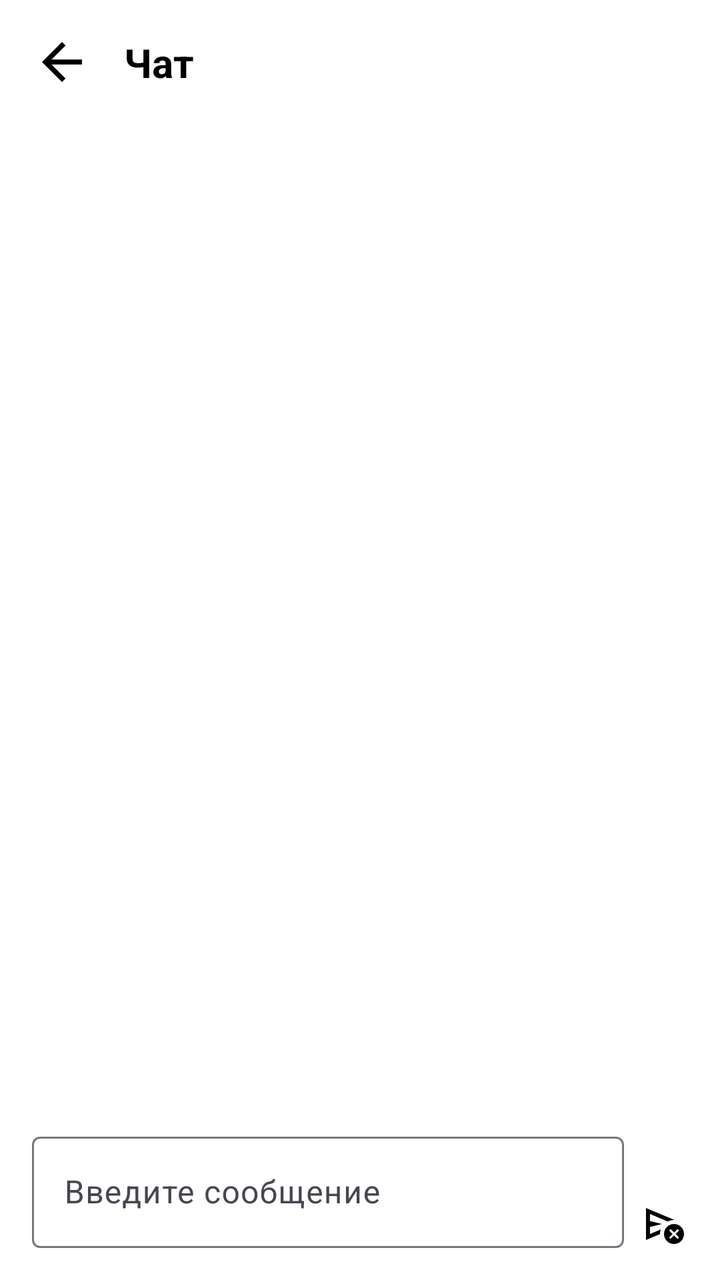
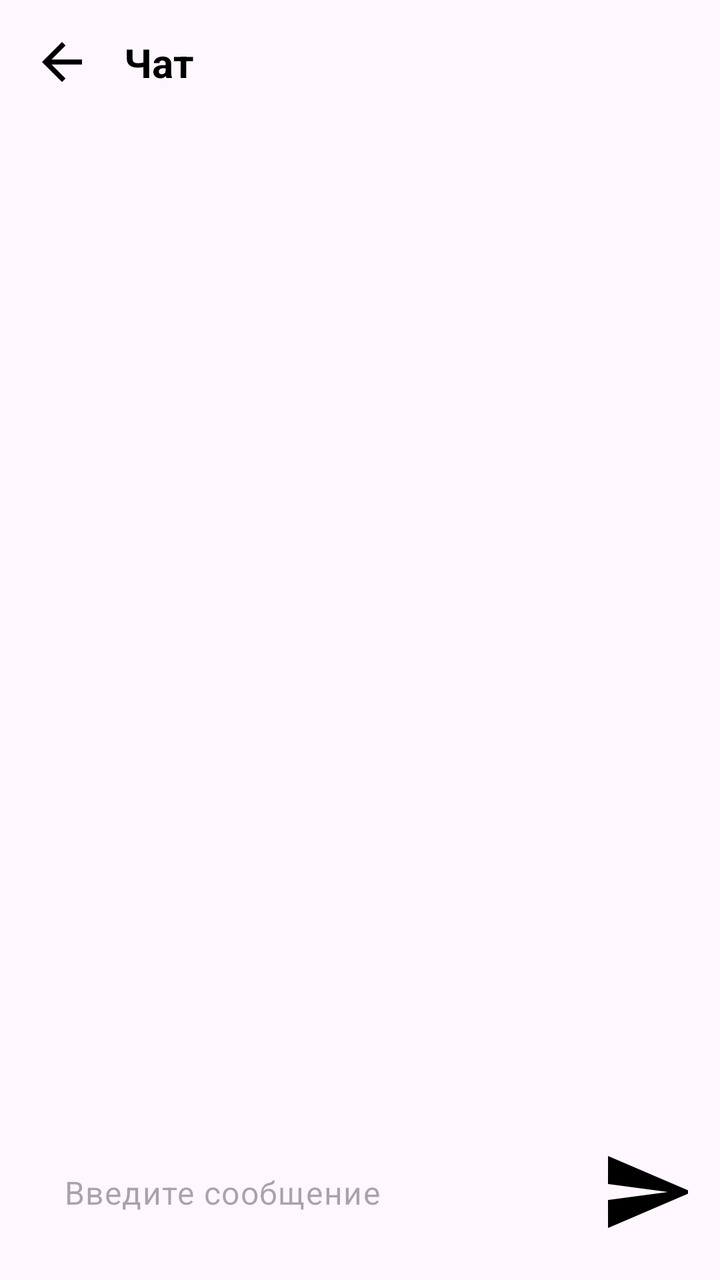

Compare the two renders of this Android layout. The source of the first and the diff that turns it into the second are given below.
<!-- AndroidManifest.xml: application theme Theme.AutoschoolBTGP -->
<!-- res/layout/activity_chat.xml -->
<?xml version="1.0" encoding="utf-8"?>
<androidx.constraintlayout.widget.ConstraintLayout
    xmlns:android="http://schemas.android.com/apk/res/android"
    xmlns:app="http://schemas.android.com/apk/res-auto"
    android:id="@+id/main"
    android:layout_width="match_parent"
    android:layout_height="match_parent"
    android:background="@color/white">

    
    <ImageButton
        android:id="@+id/btn_back"
        android:layout_width="wrap_content"
        android:layout_height="wrap_content"
        android:layout_marginStart="16dp"
        android:layout_marginTop="16dp"
        android:background="?attr/selectableItemBackgroundBorderless"
        android:src="@drawable/back"
        android:contentDescription="Назад"
        app:layout_constraintStart_toStartOf="parent"
        app:layout_constraintTop_toTopOf="parent" />

    
    <TextView
        android:id="@+id/text_chat_title"
        android:layout_width="0dp"
        android:layout_height="wrap_content"
        android:layout_marginStart="16dp"
        android:layout_marginEnd="16dp"
        android:text="Чат"
        android:textSize="20sp"
        android:textStyle="bold"
        android:textColor="@color/black"
        android:ellipsize="end"
        android:maxLines="1"
        app:layout_constraintStart_toEndOf="@id/btn_back"
        app:layout_constraintEnd_toEndOf="parent"
        app:layout_constraintTop_toTopOf="@id/btn_back"
        app:layout_constraintBottom_toBottomOf="@id/btn_back" />

    
    <androidx.recyclerview.widget.RecyclerView
        android:id="@+id/recycler_view_messages"
        android:layout_width="0dp"
        android:layout_height="0dp"
        android:layout_marginTop="16dp"
        android:layout_marginBottom="16dp"
        app:layout_constraintTop_toBottomOf="@id/btn_back"
        app:layout_constraintStart_toStartOf="parent"
        app:layout_constraintEnd_toEndOf="parent"
        app:layout_constraintBottom_toTopOf="@id/input_layout_message" />

    
    <ProgressBar
        android:id="@+id/progress_bar"
        android:layout_width="wrap_content"
        android:layout_height="wrap_content"
        android:visibility="gone"
        app:layout_constraintTop_toTopOf="parent"
        app:layout_constraintStart_toStartOf="parent"
        app:layout_constraintEnd_toEndOf="parent"
        app:layout_constraintBottom_toBottomOf="parent" />

    
    <com.google.android.material.textfield.TextInputLayout
        android:id="@+id/input_layout_message"
        android:layout_width="0dp"
        android:layout_height="wrap_content"
        android:layout_marginStart="16dp"
        android:layout_marginEnd="8dp"
        android:layout_marginBottom="16dp"
        app:layout_constraintStart_toStartOf="parent"
        app:layout_constraintEnd_toStartOf="@id/btn_send"
        app:layout_constraintBottom_toBottomOf="parent">

        <com.google.android.material.textfield.TextInputEditText
            android:id="@+id/edit_text_message"
            android:layout_width="match_parent"
            android:layout_height="wrap_content"
            android:hint="Введите сообщение"
            android:inputType="textMultiLine"
            android:maxLines="4" />

    </com.google.android.material.textfield.TextInputLayout>

    
    <ImageButton
        android:id="@+id/btn_send"
        android:layout_width="wrap_content"
        android:layout_height="wrap_content"
        android:layout_marginEnd="16dp"
        android:layout_marginBottom="16dp"
        android:background="?attr/selectableItemBackgroundBorderless"
        android:src="@drawable/send"
        android:contentDescription="Отправить"
        app:layout_constraintEnd_toEndOf="parent"
        app:layout_constraintBottom_toBottomOf="parent" />

</androidx.constraintlayout.widget.ConstraintLayout>
<!-- resources referenced by this layout -->
<resources>
  <color name="black">#FF000000</color>
  <color name="white">#FFFFFFFF</color>
  <!-- drawable back (drawable) -->
  <vector xmlns:android="http://schemas.android.com/apk/res/android" android:autoMirrored="true" android:height="30dp" android:tint="#000000" android:viewportHeight="960" android:viewportWidth="960" android:width="30dp">
        
      <path android:fillColor="@android:color/white" android:pathData="M313,520L537,744L480,800L160,480L480,160L537,216L313,440L800,440L800,520L313,520Z"/>
      
  </vector>
  <!-- drawable send (drawable) -->
  <vector xmlns:android="http://schemas.android.com/apk/res/android" android:height="24dp" android:tint="#000000" android:viewportHeight="960" android:viewportWidth="960" android:width="24dp">
        
      <path android:fillColor="@android:color/white" android:pathData="M609,779L679,709L749,779L779,749L710,680L780,610L750,580L680,650L610,580L580,610L650,680L580,750L609,779ZM120,800L120,160L692,400Q689,400 686,400Q683,400 680,400Q645,400 614,408Q583,416 554,430L200,280L200,420L440,480L200,540L200,680L416,588Q408,611 404,633.5Q400,656 400,680Q400,680 400,681Q400,682 400,682L120,800ZM680,880Q597,880 538.5,821.5Q480,763 480,680Q480,597 538.5,538.5Q597,480 680,480Q763,480 821.5,538.5Q880,597 880,680Q880,763 821.5,821.5Q763,880 680,880ZM200,588Q200,540 200,498Q200,456 200,430L200,280L200,420L200,420L200,540L200,540L200,680L200,588Z"/>
      
  </vector>
  <style name="Theme.AutoschoolBTGP" parent="Base.Theme.AutoschoolBTGP" />
  <style name="Base.Theme.AutoschoolBTGP" parent="Theme.Material3.DayNight.NoActionBar">
          
          
      </style>
</resources>

<!-- the commit's change to res/layout/activity_chat.xml (unified diff, before → after) -->
@@ -4,8 +4,7 @@
     xmlns:app="http://schemas.android.com/apk/res-auto"
     android:id="@+id/main"
     android:layout_width="match_parent"
-    android:layout_height="match_parent"
-    android:background="@color/white">
+    android:layout_height="match_parent">
 
     
     <ImageButton
@@ -50,7 +49,6 @@
         app:layout_constraintEnd_toEndOf="parent"
         app:layout_constraintBottom_toTopOf="@id/input_layout_message" />
 
-    
     <ProgressBar
         android:id="@+id/progress_bar"
         android:layout_width="wrap_content"
@@ -61,39 +59,52 @@
         app:layout_constraintEnd_toEndOf="parent"
         app:layout_constraintBottom_toBottomOf="parent" />
 
-    
     <com.google.android.material.textfield.TextInputLayout
         android:id="@+id/input_layout_message"
         android:layout_width="0dp"
         android:layout_height="wrap_content"
         android:layout_marginStart="16dp"
-        android:layout_marginEnd="8dp"
+        android:layout_marginEnd="16dp"
         android:layout_marginBottom="16dp"
         app:layout_constraintStart_toStartOf="parent"
-        app:layout_constraintEnd_toStartOf="@id/btn_send"
-        app:layout_constraintBottom_toBottomOf="parent">
+        app:layout_constraintEnd_toEndOf="parent"
+        app:layout_constraintBottom_toBottomOf="parent"
 
-        <com.google.android.material.textfield.TextInputEditText
-            android:id="@+id/edit_text_message"
+        app:boxBackgroundMode="outline"
+        app:boxStrokeColor="@color/black"
+        app:boxStrokeWidth="2dp"
+        app:boxCornerRadiusTopStart="8dp"
+        app:boxCornerRadiusTopEnd="8dp"
+        app:boxCornerRadiusBottomStart="8dp"
+        app:boxCornerRadiusBottomEnd="8dp">
+
+        <FrameLayout
             android:layout_width="match_parent"
-            android:layout_height="wrap_content"
-            android:hint="Введите сообщение"
-            android:inputType="textMultiLine"
-            android:maxLines="4" />
+            android:layout_height="wrap_content">
+
+            <com.google.android.material.textfield.TextInputEditText
+                android:id="@+id/edit_text_message"
+                android:layout_width="match_parent"
+                android:layout_height="wrap_content"
+                android:hint="Введите сообщение"
+                android:inputType="textMultiLine"
+                android:maxLines="4"
+                android:paddingEnd="48dp"/>
+
+            <ImageButton
+                android:id="@+id/btn_send"
+                android:layout_width="40dp"
+                android:layout_height="40dp"
+                android:layout_gravity="end|center_vertical"
+                android:background="?attr/selectableItemBackgroundBorderless"
+                android:src="@drawable/send"
+                android:contentDescription="Отправить"
+                android:padding="8dp"
+                android:clickable="true"
+                android:focusable="true" />
+
+        </FrameLayout>
 
     </com.google.android.material.textfield.TextInputLayout>
 
-    
-    <ImageButton
-        android:id="@+id/btn_send"
-        android:layout_width="wrap_content"
-        android:layout_height="wrap_content"
-        android:layout_marginEnd="16dp"
-        android:layout_marginBottom="16dp"
-        android:background="?attr/selectableItemBackgroundBorderless"
-        android:src="@drawable/send"
-        android:contentDescription="Отправить"
-        app:layout_constraintEnd_toEndOf="parent"
-        app:layout_constraintBottom_toBottomOf="parent" />
-
 </androidx.constraintlayout.widget.ConstraintLayout>
<!-- resource entries referenced after the edit -->
@@ -1,7 +1,6 @@
 <!-- resources referenced by this layout -->
 <resources>
   <color name="black">#FF000000</color>
-  <color name="white">#FFFFFFFF</color>
   <!-- drawable back (drawable) -->
   <vector xmlns:android="http://schemas.android.com/apk/res/android" android:autoMirrored="true" android:height="30dp" android:tint="#000000" android:viewportHeight="960" android:viewportWidth="960" android:width="30dp">
         
@@ -9,9 +8,9 @@
       
   </vector>
   <!-- drawable send (drawable) -->
-  <vector xmlns:android="http://schemas.android.com/apk/res/android" android:height="24dp" android:tint="#000000" android:viewportHeight="960" android:viewportWidth="960" android:width="24dp">
+  <vector xmlns:android="http://schemas.android.com/apk/res/android" android:autoMirrored="true" android:height="48dp" android:tint="#000000" android:viewportHeight="24" android:viewportWidth="24" android:width="48dp">
         
-      <path android:fillColor="@android:color/white" android:pathData="M609,779L679,709L749,779L779,749L710,680L780,610L750,580L680,650L610,580L580,610L650,680L580,750L609,779ZM120,800L120,160L692,400Q689,400 686,400Q683,400 680,400Q645,400 614,408Q583,416 554,430L200,280L200,420L440,480L200,540L200,680L416,588Q408,611 404,633.5Q400,656 400,680Q400,680 400,681Q400,682 400,682L120,800ZM680,880Q597,880 538.5,821.5Q480,763 480,680Q480,597 538.5,538.5Q597,480 680,480Q763,480 821.5,538.5Q880,597 880,680Q880,763 821.5,821.5Q763,880 680,880ZM200,588Q200,540 200,498Q200,456 200,430L200,280L200,420L200,420L200,540L200,540L200,680L200,588Z"/>
+      <path android:fillColor="@android:color/white" android:pathData="M2.01,21L23,12 2.01,3 2,10l15,2 -15,2z"/>
       
   </vector>
   <style name="Theme.AutoschoolBTGP" parent="Base.Theme.AutoschoolBTGP" />
